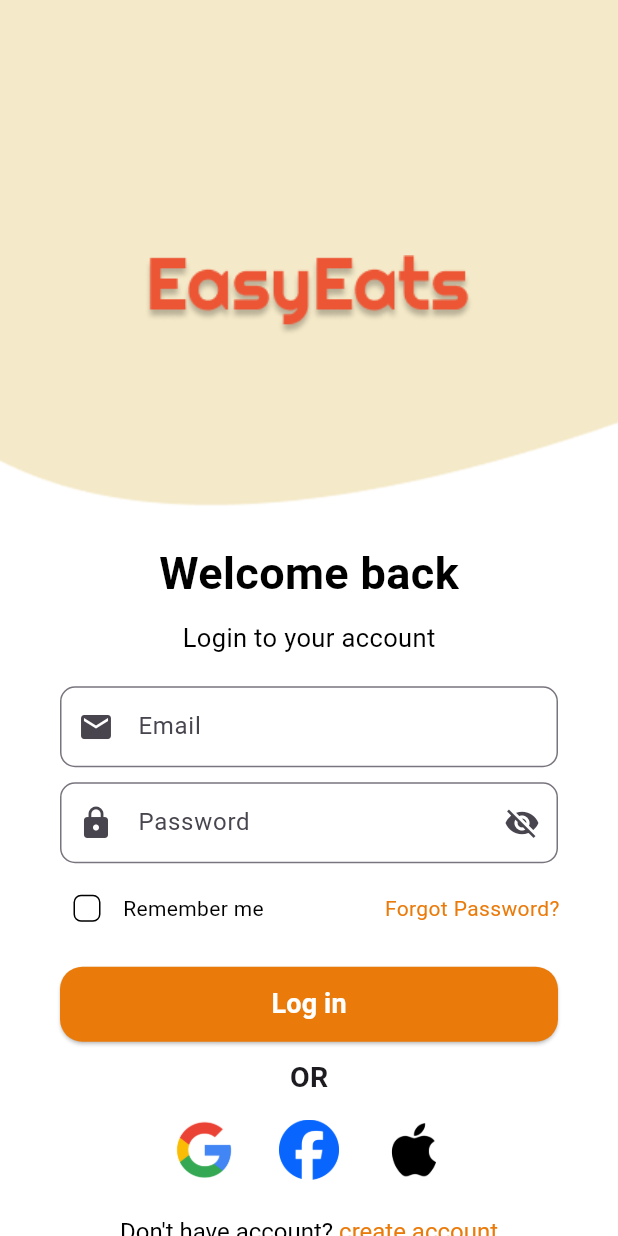
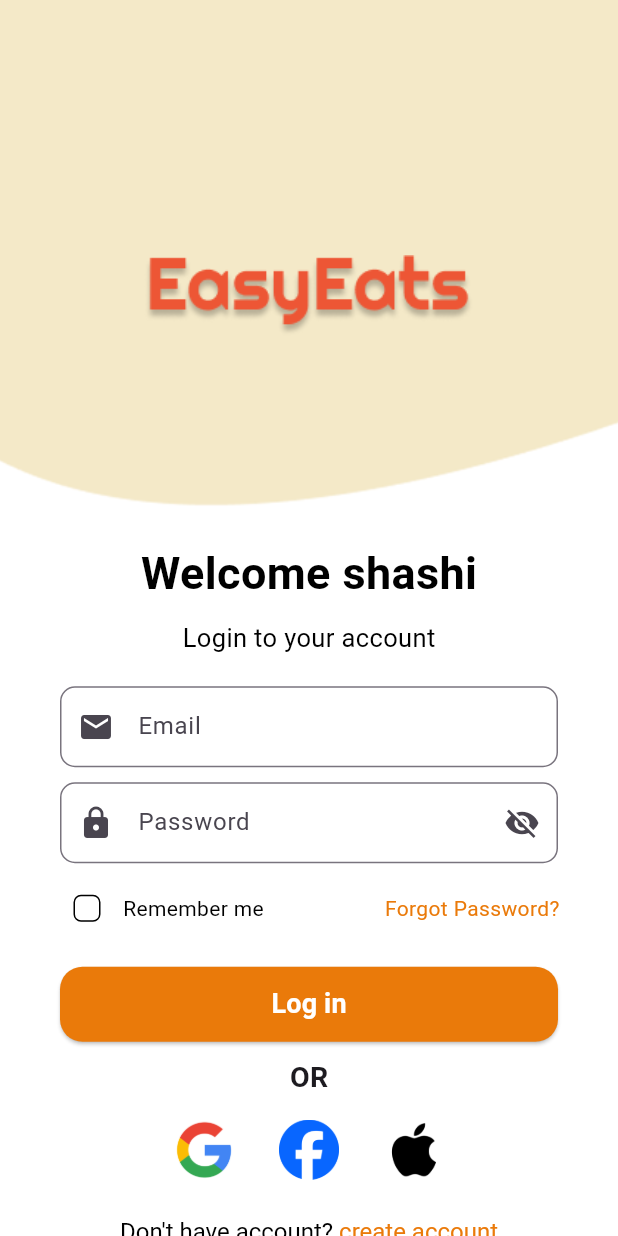
Before and after one commit to ssgamage/foodapp, a Flutter app: the screen it shows after launch, on a phone screen of 412 x 824 dp. Run offline on Flutter 3.47's test engine with Material 3 defaults, Android fonts, the phone set to English and light mode, and no system bars.

Commit message:
demo for shashi

```diff
--- a/lib/pages/validationFlow/login_page.dart
+++ b/lib/pages/validationFlow/login_page.dart
@@ -51,7 +51,7 @@ class _LoginPageState extends State<LoginPage> {
                       mainAxisAlignment: MainAxisAlignment.start,
                       children: [
                         const Text(
-                          'Welcome back',
+                          'Welcome shashi',
                           style: TextStyle(
                             fontSize: 30,
                             color: CustomColor.textBlack,
```
